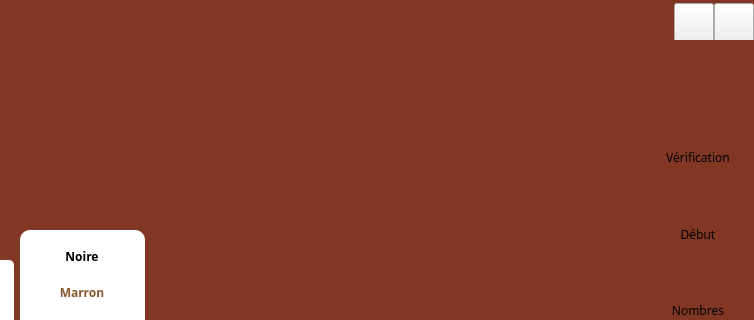
The window that mainwindow.ui (Txikilinux/leterrier-fubuki) describes before a commit, drawn with Qt 5; both pictures show x 270 to 1024 and y 0 to 320 of the 1024 by 590 pixel window.
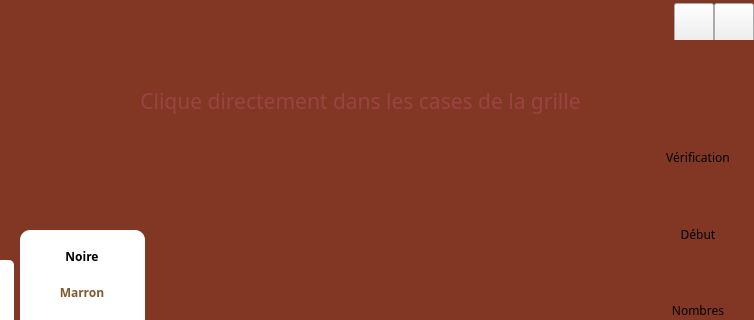
The same window after the commit. Icons and pictures are not drawn. Custom widgets are drawn as their Qt base class.

Commit message: Implémentation du choix direct des nombres au niveau noir - résolution (au passage) bug #3117

Diff of the .ui file:
```diff
--- a/mainwindow.ui
+++ b/mainwindow.ui
@@ -2686,6 +2686,31 @@
           </item>
          </layout>
         </widget>
+        <widget class="QLabel" name="lblIndicationNiveauNoir">
+         <property name="geometry">
+          <rect>
+           <x>350</x>
+           <y>40</y>
+           <width>561</width>
+           <height>41</height>
+          </rect>
+         </property>
+         <property name="font">
+          <font>
+           <family>Andika Basic</family>
+           <pointsize>16</pointsize>
+          </font>
+         </property>
+         <property name="styleSheet">
+          <string notr="true">color:#9c4242;</string>
+         </property>
+         <property name="text">
+          <string>Clique directement dans les cases de la grille</string>
+         </property>
+         <property name="alignment">
+          <set>Qt::AlignCenter</set>
+         </property>
+        </widget>
        </widget>
        <widget class="QWidget" name="pageApropos">
         <widget class="QPushButton" name="pushButton">
```
The commit also changes 2 other files.
